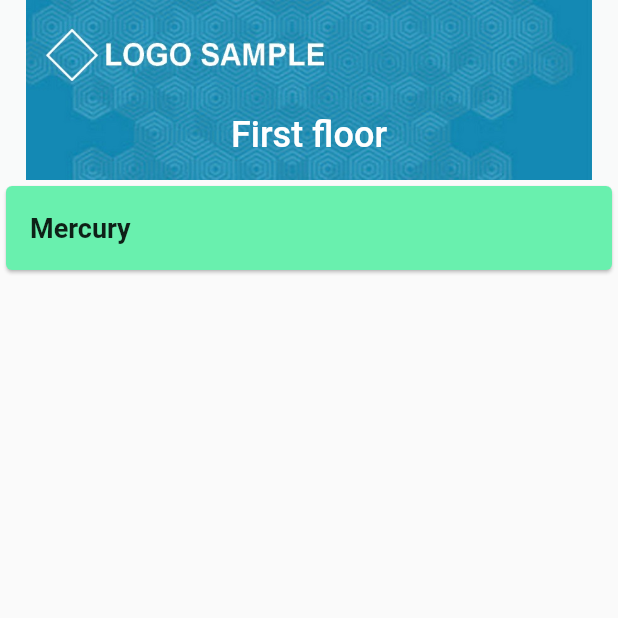
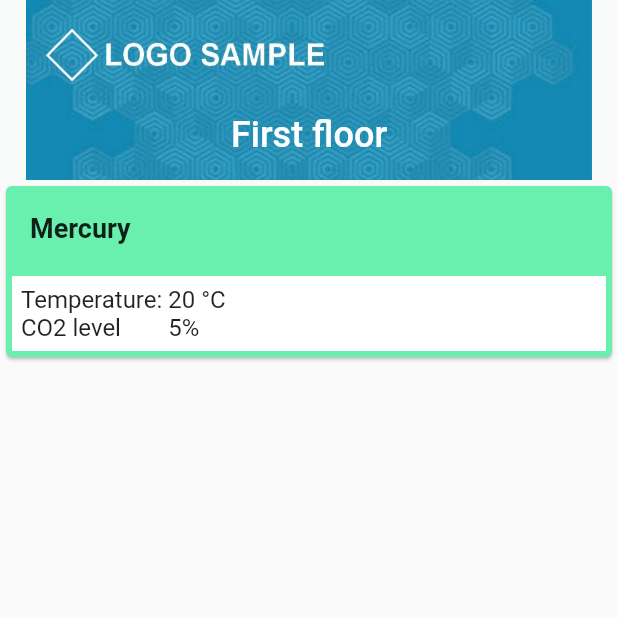
Before and after one commit to bartstephane/flutter_popup_meeting_rooms, a Flutter app: the screen it shows after launch, after a tap on "First floor", on a phone screen of 412 x 824 dp, the top half of it. Run offline on Flutter 3.47's test engine with Material 2 defaults, Android fonts, the phone set to English and light mode, and no system bars.

Commit message:
update floor details layout

```diff
--- a/lib/widgets/floor_details.dart
+++ b/lib/widgets/floor_details.dart
@@ -85,6 +85,51 @@ class _FloorDetailsState extends State<FloorDetails> {
                 ),
               ),
             ),
+            Container(
+              margin: EdgeInsets.fromLTRB(4, 4, 4, 4),
+              padding: EdgeInsets.fromLTRB(6, 6, 6, 6),
+              decoration: BoxDecoration(
+                color: Colors.white,
+              ),
+              child: Row(
+                children: <Widget>[
+                  Column(
+                    children: <Widget>[
+                      Text(
+                        "Temperature: ",
+                        style: TextStyle(
+                          fontSize: 16,
+                        ),
+                      ),
+                      Text(
+                        "CO2 level",
+                        style: TextStyle(
+                          fontSize: 16,
+                        ),
+                      ),
+                    ],
+                    crossAxisAlignment: CrossAxisAlignment.start,
+                  ),
+                  Column(
+                    children: <Widget>[
+                      Text(
+                        "20 °C",
+                        style: TextStyle(
+                          fontSize: 16,
+                        ),
+                      ),
+                      Text(
+                        "5%",
+                        style: TextStyle(
+                          fontSize: 16,
+                        ),
+                      ),
+                    ],
+                    crossAxisAlignment: CrossAxisAlignment.start,
+                  ),
+                ],
+              ),
+            ),
           ],
         ),
       elevation: 1.0,
--- a/lib/widgets/home.dart
+++ b/lib/widgets/home.dart
@@ -103,6 +103,7 @@ class _HomeState extends State<Home> {
                 style: TextStyle(
                   fontWeight: FontWeight.bold,
                   fontSize: 20,
+                  //color: Colors.white,
                 ),
               ),
               minVerticalPadding: 2, // TODO find how implement a greater space between title and subtitle
@@ -111,6 +112,7 @@ class _HomeState extends State<Home> {
                 style: TextStyle(
                   fontStyle: FontStyle.italic,
                   fontSize: 16,
+                  //color: Colors.white,
                 ),
               ),
             ),
```
